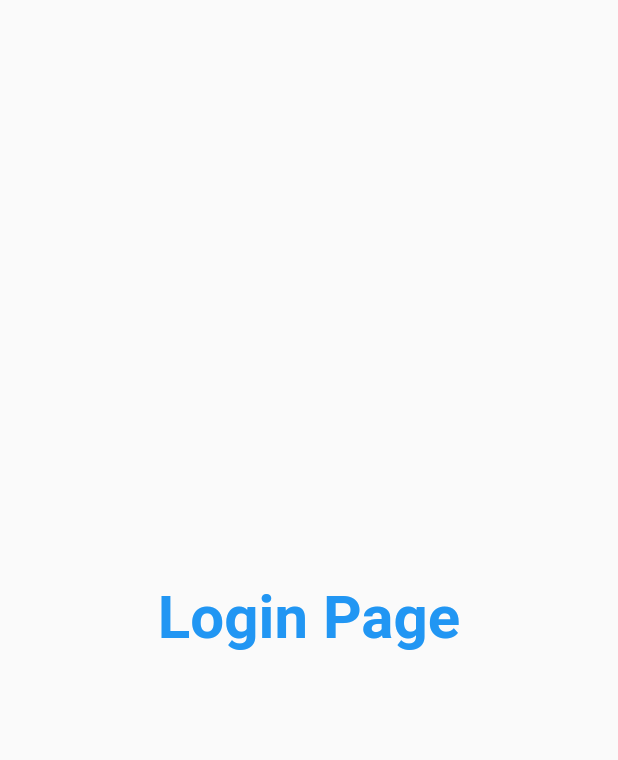
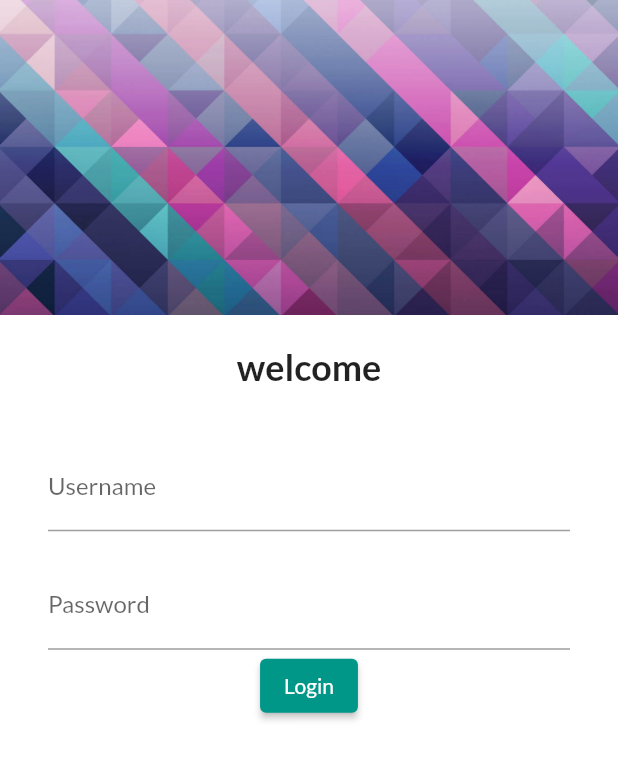
Before and after one commit to DaRkSoUl1690/First_project-Flutter-learning-, a Flutter app: the screen it shows after launch, on a phone screen of 412 x 824 dp. Shown: the top 760 px of the screen. Run offline on Flutter 3.47's test engine with Material 2 defaults, Android fonts, the phone set to English and light mode, and no system bars; our stand-ins replace google_fonts.

Commit message:
learn about button ,text field images  in flutter

```diff
--- a/lib/main.dart
+++ b/lib/main.dart
@@ -1,6 +1,7 @@
 import 'package:flutter/material.dart';
 import 'package:flutter_f1/pages/home_page.dart';
 import 'package:flutter_f1/pages/login_page.dart';
+import 'package:google_fonts/google_fonts.dart';
 
 void main() {
   runApp(MyApp());
@@ -13,10 +14,14 @@
     return MaterialApp(
       // home: HomePage(),
       // themeMode: ThemeMode.light,
-      // theme: ThemeData(primarySwatch: Colors.teal),
+      theme: ThemeData(
+          primarySwatch: Colors.teal,
+          fontFamily: GoogleFonts.lato().fontFamily,
+        //  primaryTextTheme: GoogleFonts.latoTextTheme()
+        ),
       // darkTheme:
       //     ThemeData(brightness: Brightness.light, primarySwatch: Colors.red),
-      initialRoute: "/",
+      initialRoute: "/login",
       routes: {
         "/": (context) => new loginPage(),
         "/home": (context) => HomePage(),
--- a/lib/pages/login_page.dart
+++ b/lib/pages/login_page.dart
@@ -5,17 +5,58 @@
   @override
   Widget build(BuildContext context) {
     return Material(
-      child: Center(
-        child: Text(
-          "Login Page",
-          style: TextStyle(
-            fontSize: 20,
-            color: Colors.blue,
-            fontWeight: FontWeight.bold,
-          ),
-          textScaleFactor: 2.0,
-        ),
-      ),
-    );
+        color: Colors.white,
+        child: Column(
+          children: [
+            Image.asset(
+              "assets/images/triangle.jpg",
+              fit: BoxFit.cover,
+            ),
+            SizedBox(
+              height: 20.0,
+            ),
+            Text(
+              "welcome",
+              style: TextStyle(
+                fontSize: 24,
+                fontWeight: FontWeight.bold,
+              ),
+            ),
+            SizedBox(
+              height: 20.0,
+            ),
+            Padding(
+              padding:
+                  const EdgeInsets.symmetric(vertical: 16.0, horizontal: 32.0),
+              child: Column(
+                children: [
+                  TextFormField(
+                    decoration: InputDecoration(
+                      hintText: " Enter Username",
+                      labelText: "Username",
+                    ),
+                  ),
+                  SizedBox(
+                    height: 20.0,
+                  ),
+                  TextFormField(
+                    obscureText: true,
+                    decoration: InputDecoration(
+                      hintText: "Enter Password",
+                      labelText: "Password",
+                    ),
+                  ),
+                  ElevatedButton(
+                    child: Text("Login"),
+                    style: TextButton.styleFrom(),
+                    onPressed: () {
+                      print("hello world");
+                    },
+                  ),
+                ],
+              ),
+            ),
+          ],
+        ));
   }
 }
--- a/pubspec.yaml
+++ b/pubspec.yaml
@@ -28,6 +28,7 @@
   # The following adds the Cupertino Icons font to your application.
   # Use with the CupertinoIcons class for iOS style icons.
   cupertino_icons: ^1.0.2
+  google_fonts: ^2.1.0
 
 dev_dependencies:
   flutter_test:
@@ -45,8 +46,8 @@
   uses-material-design: true
 
   # To add assets to your application, add an assets section, like this:
-  # assets:
-  #   - images/a_dot_burr.jpeg
+  assets:
+    - assets/images/
   #   - images/a_dot_ham.jpeg
 
   # An image asset can refer to one or more resolution-specific "variants", see
```
Also changed, not shown: assets/images/triangle.jpg (added), pubspec.lock.
